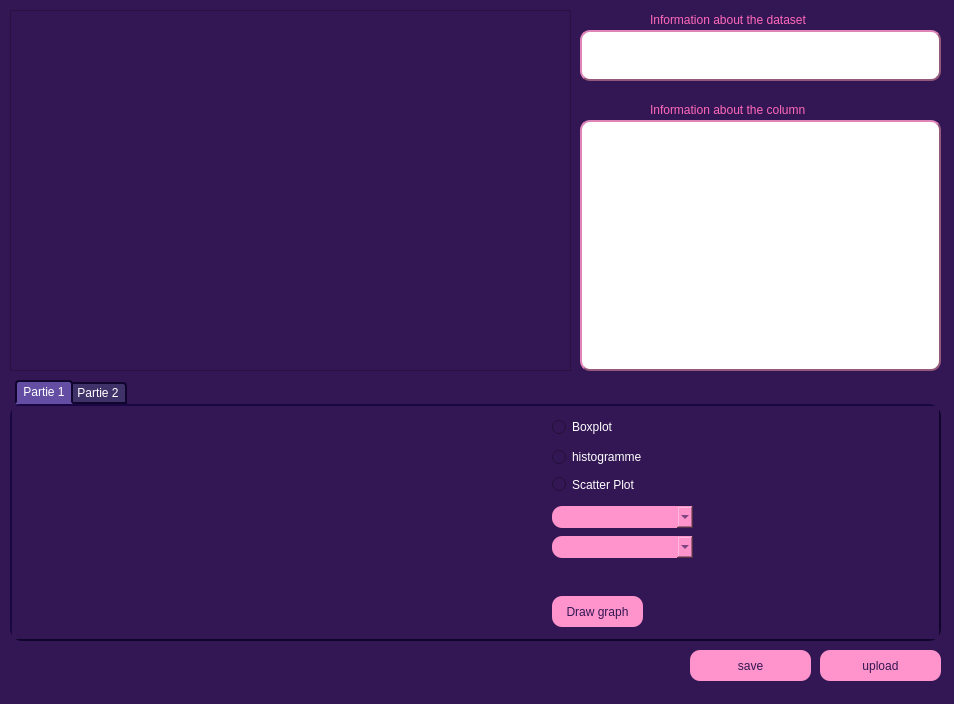
The window that PROJET_DM.ui (super-cinnamon/Projet_DM) describes before a commit, drawn with Qt 5.
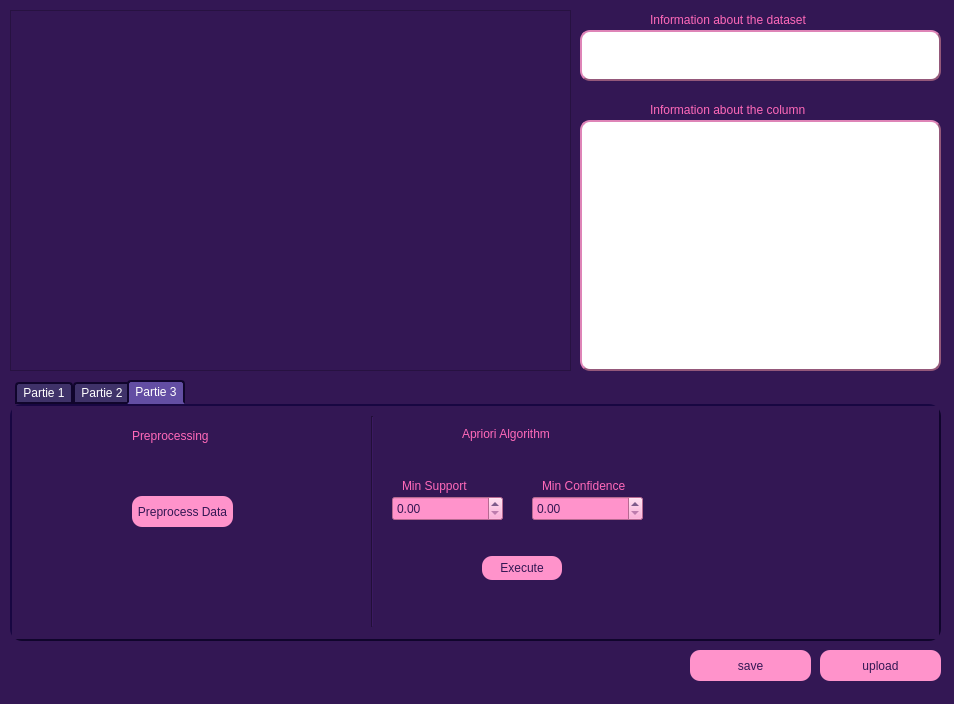
The same window after the commit. Icons and pictures are not drawn.

Commit message: should be done

Diff of the .ui file:
```diff
--- a/PROJET_DM.ui
+++ b/PROJET_DM.ui
@@ -249,7 +249,7 @@
 }</string>
     </property>
     <property name="currentIndex">
-     <number>0</number>
+     <number>2</number>
     </property>
     <widget class="QWidget" name="partie1">
      <attribute name="title">
@@ -1135,6 +1135,213 @@
       </property>
      </widget>
     </widget>
+    <widget class="QWidget" name="partie3">
+     <attribute name="title">
+      <string>Partie 3</string>
+     </attribute>
+     <widget class="QLabel" name="logo_label_2">
+      <property name="geometry">
+       <rect>
+        <x>700</x>
+        <y>30</y>
+        <width>221</width>
+        <height>181</height>
+       </rect>
+      </property>
+      <property name="text">
+       <string/>
+      </property>
+      <property name="pixmap">
+       <pixmap>bigger_logo.png</pixmap>
+      </property>
+      <property name="scaledContents">
+       <bool>true</bool>
+      </property>
+     </widget>
+     <widget class="Line" name="line_4">
+      <property name="geometry">
+       <rect>
+        <x>350</x>
+        <y>10</y>
+        <width>20</width>
+        <height>211</height>
+       </rect>
+      </property>
+      <property name="orientation">
+       <enum>Qt::Vertical</enum>
+      </property>
+     </widget>
+     <widget class="QLabel" name="label_15">
+      <property name="geometry">
+       <rect>
+        <x>120</x>
+        <y>20</y>
+        <width>121</width>
+        <height>20</height>
+       </rect>
+      </property>
+      <property name="styleSheet">
+       <string notr="true">font: 600 11pt &quot;Bahnschrift SemiBold&quot;;
+color: rgb(255, 105, 185);</string>
+      </property>
+      <property name="text">
+       <string>Preprocessing</string>
+      </property>
+     </widget>
+     <widget class="QLabel" name="label_16">
+      <property name="geometry">
+       <rect>
+        <x>450</x>
+        <y>20</y>
+        <width>151</width>
+        <height>16</height>
+       </rect>
+      </property>
+      <property name="styleSheet">
+       <string notr="true">font: 600 11pt &quot;Bahnschrift SemiBold&quot;;
+color: rgb(255, 105, 185);</string>
+      </property>
+      <property name="text">
+       <string>Apriori Algorithm</string>
+      </property>
+     </widget>
+     <widget class="QDoubleSpinBox" name="min_supp">
+      <property name="geometry">
+       <rect>
+        <x>380</x>
+        <y>90</y>
+        <width>111</width>
+        <height>25</height>
+       </rect>
+      </property>
+      <property name="styleSheet">
+       <string notr="true">background-color:rgb(255, 147, 203);
+color: rgb(51, 23, 84);</string>
+      </property>
+      <property name="minimum">
+       <double>0.000000000000000</double>
+      </property>
+      <property name="maximum">
+       <double>1.000000000000000</double>
+      </property>
+      <property name="singleStep">
+       <double>0.100000000000000</double>
+      </property>
+     </widget>
+     <widget class="QDoubleSpinBox" name="min_conf">
+      <property name="geometry">
+       <rect>
+        <x>520</x>
+        <y>90</y>
+        <width>111</width>
+        <height>25</height>
+       </rect>
+      </property>
+      <property name="styleSheet">
+       <string notr="true">background-color:rgb(255, 147, 203);
+color: rgb(51, 23, 84);</string>
+      </property>
+      <property name="minimum">
+       <double>0.000000000000000</double>
+      </property>
+      <property name="maximum">
+       <double>1.000000000000000</double>
+      </property>
+      <property name="singleStep">
+       <double>0.100000000000000</double>
+      </property>
+     </widget>
+     <widget class="QLabel" name="label_17">
+      <property name="geometry">
+       <rect>
+        <x>390</x>
+        <y>70</y>
+        <width>91</width>
+        <height>20</height>
+       </rect>
+      </property>
+      <property name="styleSheet">
+       <string notr="true">font: 600 11pt &quot;Bahnschrift SemiBold&quot;;
+color: rgb(255, 105, 185);</string>
+      </property>
+      <property name="text">
+       <string>Min Support</string>
+      </property>
+     </widget>
+     <widget class="QLabel" name="label_18">
+      <property name="geometry">
+       <rect>
+        <x>530</x>
+        <y>70</y>
+        <width>101</width>
+        <height>20</height>
+       </rect>
+      </property>
+      <property name="styleSheet">
+       <string notr="true">font: 600 11pt &quot;Bahnschrift SemiBold&quot;;
+color: rgb(255, 105, 185);</string>
+      </property>
+      <property name="text">
+       <string>Min Confidence</string>
+      </property>
+     </widget>
+     <widget class="QPushButton" name="apriori_button">
+      <property name="geometry">
+       <rect>
+        <x>470</x>
+        <y>150</y>
+        <width>80</width>
+        <height>24</height>
+       </rect>
+      </property>
+      <property name="styleSheet">
+       <string notr="true">QPushButton{
+	background-color:rgb(255, 147, 203);
+	border-radius:10px;
+	border-style:outset;
+	color: rgb(51, 23, 84);
+}
+QPushButton:hover {
+            background-color: rgb(246, 252, 126);
+        }
+QPushButton:focus {
+            background-color: rgb(90, 71, 173);
+        }
+</string>
+      </property>
+      <property name="text">
+       <string>Execute</string>
+      </property>
+     </widget>
+     <widget class="QPushButton" name="preprocess_button">
+      <property name="geometry">
+       <rect>
+        <x>120</x>
+        <y>90</y>
+        <width>101</width>
+        <height>31</height>
+       </rect>
+      </property>
+      <property name="styleSheet">
+       <string notr="true">QPushButton{
+	background-color:rgb(255, 147, 203);
+	border-radius:10px;
+	border-style:outset;
+	color: rgb(51, 23, 84);
+}
+QPushButton:hover {
+            background-color: rgb(246, 252, 126);
+        }
+QPushButton:focus {
+            background-color: rgb(90, 71, 173);
+        }
+</string>
+      </property>
+      <property name="text">
+       <string>Preprocess Data</string>
+      </property>
+     </widget>
+    </widget>
    </widget>
   </widget>
   <widget class="QMenuBar" name="menubar">
```
The commit also changes 2 other files.
